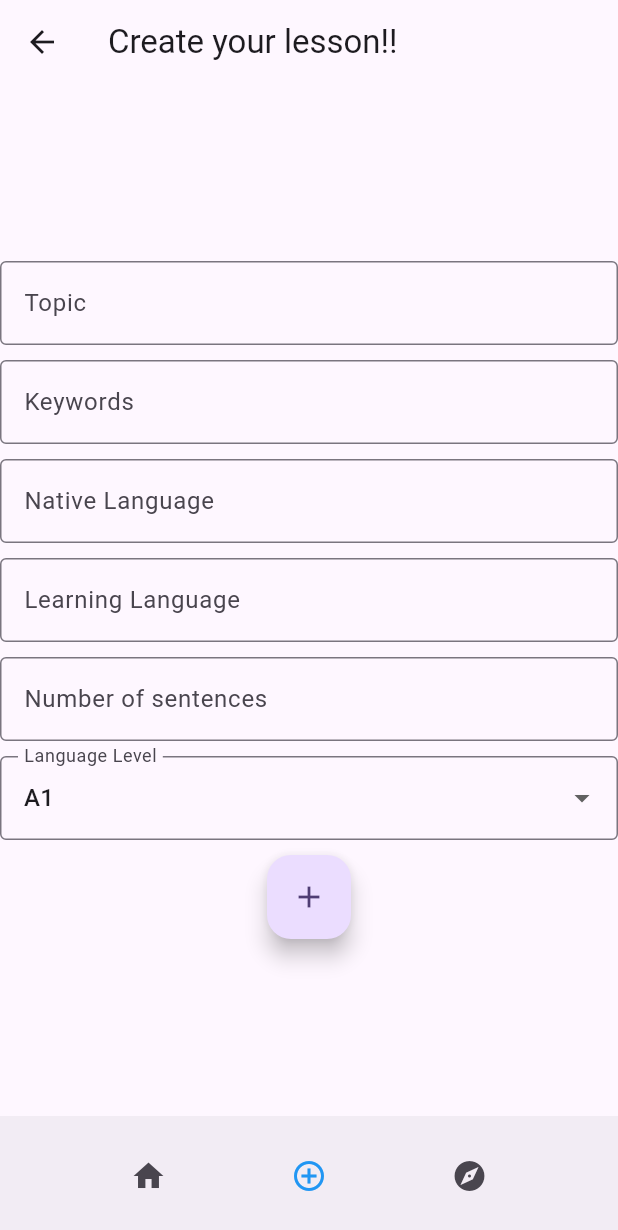
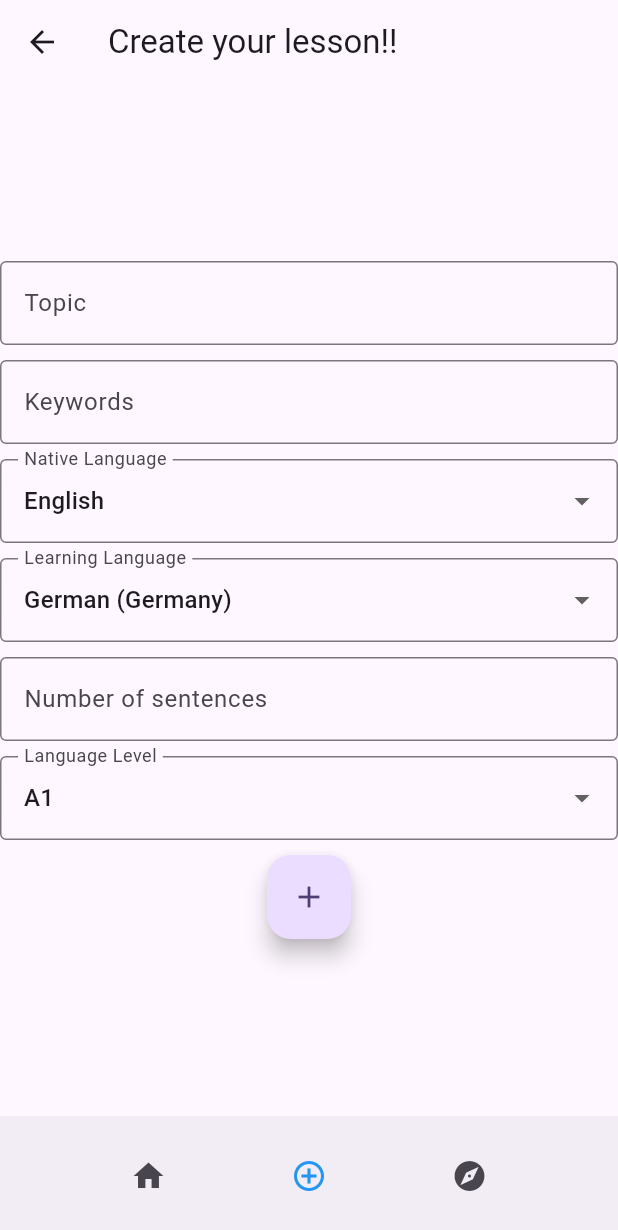
Before and after one commit to arjuna-dev/parakeet, a Flutter app: the CreateLesson screen opened by its route, on a phone screen of 412 x 824 dp. Shown: the top 1230 px of the screen. Run offline on Flutter 3.47's test engine with Material 3 defaults, Android fonts, the phone set to English and light mode, and no system bars; our stand-ins replace cloud_firestore, firebase_auth, firebase_core, google_sign_in; accounts and stored records are empty.

Commit message:
Refactor language selection dropdowns in create_lesson_screen.dart

```diff
--- a/lib/screens/create_lesson_screen.dart
+++ b/lib/screens/create_lesson_screen.dart
@@ -7,6 +7,7 @@ import 'package:http/http.dart' as http;
 // import 'package:cloud_firestore/cloud_firestore.dart';
 import 'package:firebase_auth/firebase_auth.dart';
 import 'dart:convert';
+import 'package:auralearn/utils/google_tts_language_codes.dart';
 
 class CreateLesson extends StatefulWidget {
   const CreateLesson({Key? key, this.title}) : super(key: key);
@@ -22,9 +23,9 @@ class _CreateLessonState extends State<CreateLesson> {
 
   var keywords = '';
 
-  var nativeLanguage = '';
+  var nativeLanguage = 'English';
 
-  var targetLanguage = '';
+  var targetLanguage = 'German (Germany)';
 
   var length = '';
   var languageLevel = 'A1';
@@ -65,28 +66,44 @@ class _CreateLessonState extends State<CreateLesson> {
                 },
               ),
               const SizedBox(height: 10),
-              TextField(
+              DropdownButtonFormField<String>(
                 decoration: const InputDecoration(
                   border: OutlineInputBorder(),
                   labelText: 'Native Language',
                 ),
+                value: nativeLanguage,
                 onChanged: (value) {
                   setState(() {
-                    nativeLanguage = value;
+                    nativeLanguage = value.toString();
                   });
                 },
+                items: <String>['English']
+                    .map<DropdownMenuItem<String>>((String value) {
+                  return DropdownMenuItem<String>(
+                    value: value,
+                    child: Text(value),
+                  );
+                }).toList(),
               ),
               const SizedBox(height: 10),
-              TextField(
+              DropdownButtonFormField<String>(
                 decoration: const InputDecoration(
                   border: OutlineInputBorder(),
                   labelText: 'Learning Language',
                 ),
+                value: targetLanguage,
                 onChanged: (value) {
                   setState(() {
-                    targetLanguage = value;
+                    targetLanguage = value.toString();
                   });
                 },
+                items: languageCodes.keys
+                    .map<DropdownMenuItem<String>>((String key) {
+                  return DropdownMenuItem<String>(
+                    value: key,
+                    child: Text(key),
+                  );
+                }).toList(),
               ),
               const SizedBox(height: 10),
               TextField(
--- /dev/null
+++ b/lib/utils/google_tts_language_codes.dart
@@ -0,0 +1,31 @@
+const languageCodes = {
+  "Afrikaans (South Africa)": "af-ZA",
+  "Arabic (Egypt)": "ar-EG",
+  "Arabic (State of Palestine)": "ar-PS",
+  "Arabic (Syria)": "ar-SY",
+  "Arabic (Tunisia)": "ar-TN",
+  "Azerbaijani (Azerbaijan)": "az-AZ",
+  "Bengali (India)": "bn-IN",
+  "Catalan (Spain)": "ca-ES",
+  "Chinese, Mandarin (Simplified, China)": "cmn-Hans-CN",
+  "Chinese, Cantonese (Traditional Hong Kong)": "yue-Hant-HK",
+  "Danish (Denmark)": "da-DK",
+  "Dutch (Netherlands)": "nl-NL",
+  "English (United Kingdom)": "en-GB",
+  "English (United States)": "en-US",
+  "French (France)": "fr-FR",
+  "German (Germany)": "de-DE",
+  "Greek (Greece)": "el-GR",
+  "Hindi (India)": "hi-IN",
+  "Italian (Italy)": "it-IT",
+  "Japanese (Japan)": "ja-JP",
+  "Korean (South Korea)": "ko-KR",
+  "Portuguese (Brazil)": "pt-BR",
+  "Portuguese (Portugal)": "pt-PT",
+  "Russian (Russia)": "ru-RU",
+  "Spanish (Mexico)": "es-MX",
+  "Spanish (Spain)": "es-ES",
+  "Tamil (India)": "ta-IN",
+  "Turkish (Turkey)": "tr-TR",
+  "Zulu (South Africa)": "zu-ZA"
+};
```
